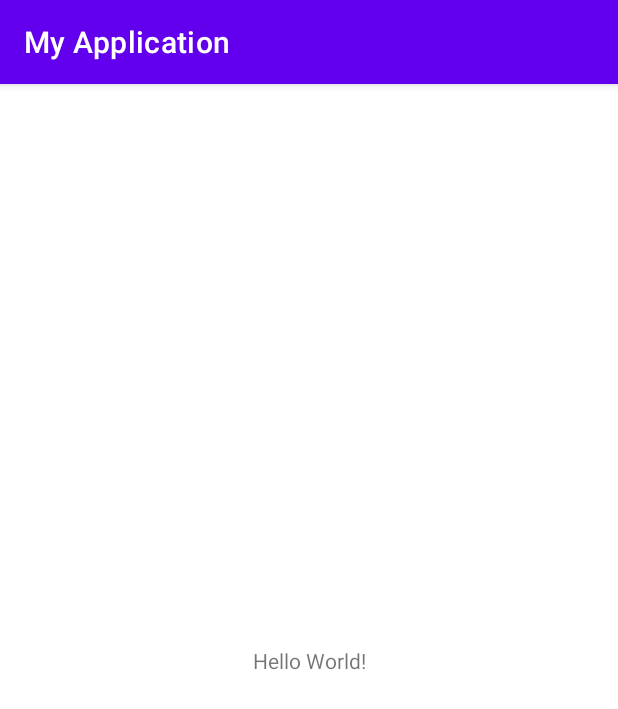
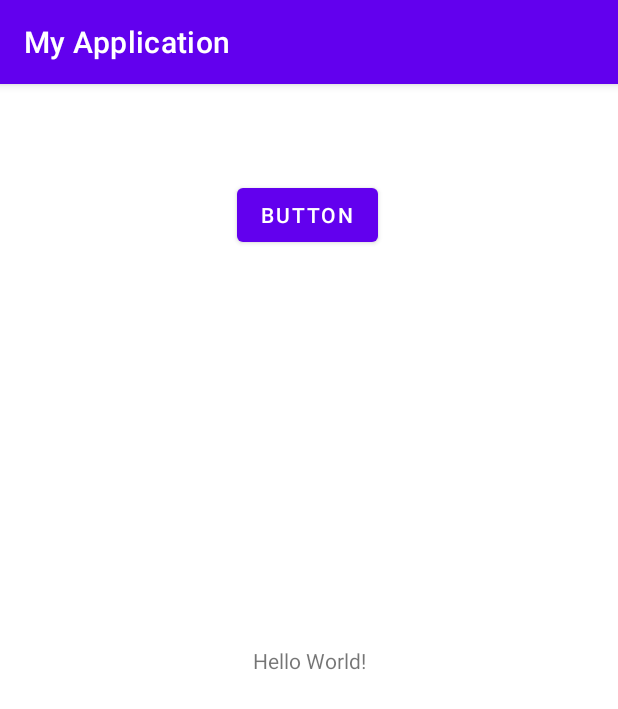
Before and after one commit to cristipiticul/asdfadsfa, an Android app: the screen it shows after launch (MainActivity), on a phone screen of 412 x 824 dp. Shown: the top 709 px of the screen. Run offline under Robolectric (Android 15) with nearby library versions, the phone set to English and light mode, and no system bars.

Commit message:
Added button to main activity

```diff
--- a/MyApplication/app/src/main/res/layout/activity_main.xml
+++ b/MyApplication/app/src/main/res/layout/activity_main.xml
@@ -15,4 +15,15 @@
         app:layout_constraintRight_toRightOf="parent"
         app:layout_constraintTop_toTopOf="parent" />
 
+    <Button
+        android:id="@+id/button"
+        android:layout_width="wrap_content"
+        android:layout_height="wrap_content"
+        android:layout_marginStart="158dp"
+        android:layout_marginLeft="158dp"
+        android:layout_marginTop="63dp"
+        android:text="Button"
+        app:layout_constraintStart_toStartOf="parent"
+        app:layout_constraintTop_toTopOf="parent" />
+
 </androidx.constraintlayout.widget.ConstraintLayout>
```
